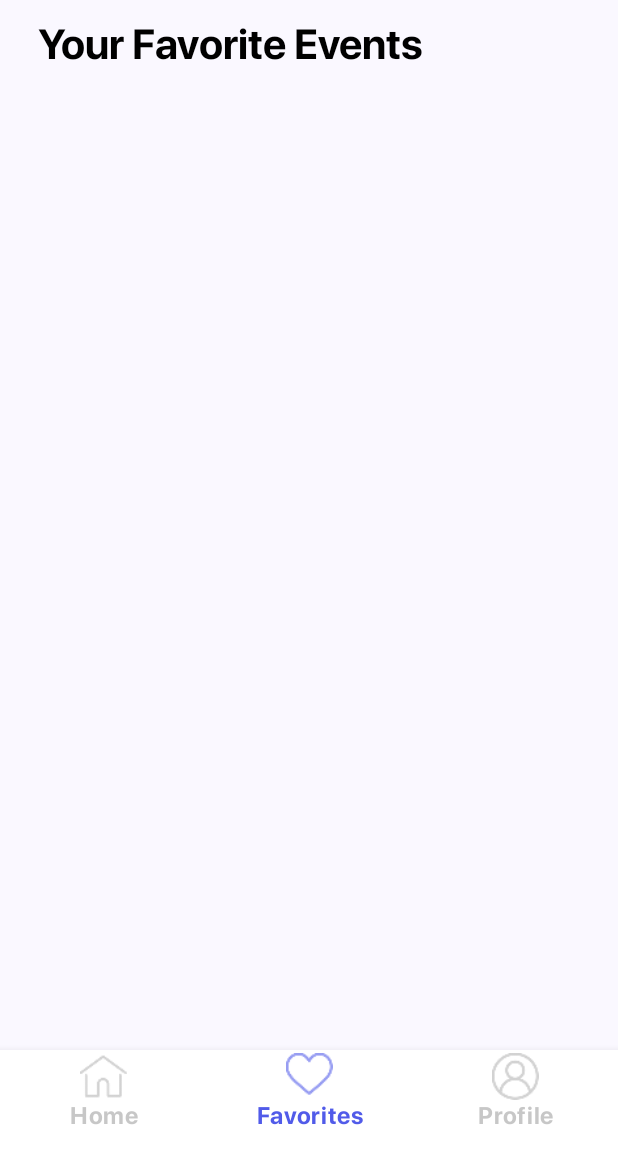
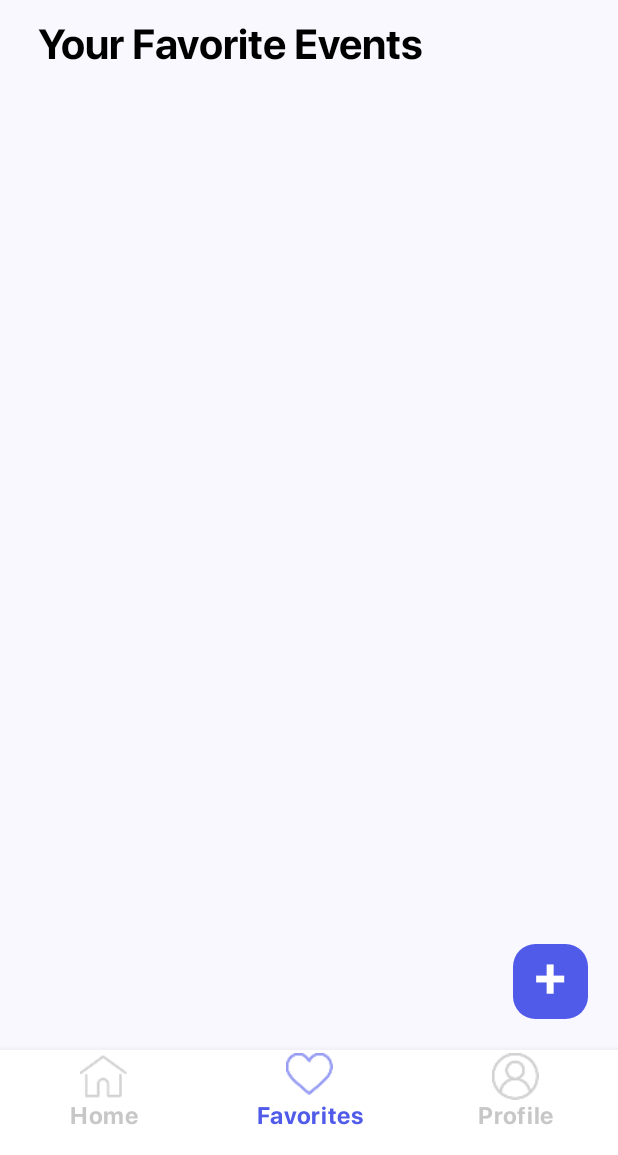
Before and after one commit to AndreeaIlie516/City-Pulse, an Android app built with Jetpack Compose: the favorites screen opened through its navigation route, on a phone screen of 412 x 824 dp, the part 81-1236 px from its top. Run offline under Robolectric (Android 15) with nearby library versions, the phone set to English and light mode, and no system bars.

Commit message:
AddButton added

```diff
--- a/app/src/main/AndroidManifest.xml
+++ b/app/src/main/AndroidManifest.xml
@@ -13,7 +13,7 @@
         android:theme="@style/Theme.App.Starting"
         tools:targetApi="33">
         <activity
-            android:name=".MainActivity"
+            android:name=".main.MainActivity"
             android:exported="true"
             android:label="@string/app_name"
             android:theme="@style/Theme.App.Starting">
--- a/app/src/main/java/com/android/citypulse/events/EventCell.kt
+++ b/app/src/main/java/com/android/citypulse/events/EventCell.kt
@@ -141,9 +141,7 @@ fun EventCellFavorite(
     event: Event,
     onClickEvent: () -> Unit,
     onClickEditEvent: () -> Unit
-
 ) {
-
     Row(
         modifier = Modifier
             .padding(top = 1.dp, bottom = 8.dp, start = 24.dp, end = 24.dp)
--- a/app/src/main/java/com/android/citypulse/favoriteevents/FavoriteEventsScreen.kt
+++ b/app/src/main/java/com/android/citypulse/favoriteevents/FavoriteEventsScreen.kt
@@ -1,39 +1,61 @@
 package com.android.citypulse.favoriteevents
 
+import androidx.compose.foundation.gestures.detectTapGestures
+import androidx.compose.foundation.layout.Box
 import androidx.compose.foundation.layout.Column
 import androidx.compose.foundation.layout.Row
+import androidx.compose.foundation.layout.Spacer
+import androidx.compose.foundation.layout.fillMaxSize
 import androidx.compose.foundation.layout.fillMaxWidth
+import androidx.compose.foundation.layout.height
 import androidx.compose.foundation.layout.padding
+import androidx.compose.foundation.layout.size
 import androidx.compose.foundation.lazy.LazyColumn
 import androidx.compose.foundation.lazy.items
+import androidx.compose.foundation.shape.AbsoluteRoundedCornerShape
+import androidx.compose.material3.Card
+import androidx.compose.material3.CardDefaults
 import androidx.compose.material3.MaterialTheme
 import androidx.compose.material3.Text
 import androidx.compose.runtime.Composable
+import androidx.compose.runtime.mutableStateOf
+import androidx.compose.runtime.remember
 import androidx.compose.runtime.snapshots.SnapshotStateMap
 import androidx.compose.ui.Alignment
+import androidx.compose.ui.Alignment.Companion.BottomEnd
 import androidx.compose.ui.Modifier
+import androidx.compose.ui.input.pointer.pointerInput
 import androidx.compose.ui.res.colorResource
 import androidx.compose.ui.res.stringResource
+import androidx.compose.ui.text.TextStyle
 import androidx.compose.ui.text.font.Font
 import androidx.compose.ui.text.font.FontFamily
 import androidx.compose.ui.text.style.TextAlign
 import androidx.compose.ui.unit.dp
+import androidx.compose.ui.unit.sp
+import androidx.navigation.NavController
 import com.android.citypulse.R
 import com.android.citypulse.events.Event
 import com.android.citypulse.events.EventCellFavorite
 import com.android.citypulse.events.EventViewModel
+import java.util.concurrent.CancellationException
 
 @Composable
 fun FavoriteEventsScreen(
     eventViewModel: EventViewModel,
-    modifier: Modifier = Modifier
+    modifier: Modifier = Modifier,
+    navController: NavController
 ) {
 
     Column(
         modifier = modifier
     ) {
         SetScreenTitle(modifier = modifier)
-        EventsList(favoriteList = eventViewModel.favoriteList, modifier = modifier)
+        EventsList(
+            favoriteList = eventViewModel.favoriteList,
+            modifier = modifier,
+            navController = navController
+        )
     }
 }
 
@@ -64,8 +86,10 @@ fun SetScreenTitle(modifier: Modifier = Modifier) {
 @Composable
 private fun EventsList(
     favoriteList: SnapshotStateMap<Event, Boolean>,
-    modifier: Modifier = Modifier
+    modifier: Modifier = Modifier,
+    navController: NavController
 ) {
+    Box(modifier = Modifier.fillMaxSize()) {
         LazyColumn(
             modifier = modifier
         ) {
@@ -75,7 +99,87 @@ private fun EventsList(
                         modifier = modifier,
                         event = event,
                         onClickEvent = {},
-                    onClickEditEvent = {}
+                        onClickEditEvent = {},
+                    )
+                }
+            }
+            item {
+                Spacer(modifier = Modifier.height(150.dp))
+            }
+        }
+        AddButton(
+            modifier = Modifier
+                .align(BottomEnd)
+                .padding(bottom = 45.dp, end = 10.dp),
+            navController = navController
+        )
+    }
+}
+
+@Composable
+private fun AddButton(
+    modifier: Modifier = Modifier,
+    navController: NavController
+) {
+    val touchedDown = remember { mutableStateOf(false) }
+
+    var backgroundColor = colorResource(id = R.color.purple)
+
+    if (touchedDown.value) {
+        backgroundColor = colorResource(id = R.color.purple_700)
+    }
+
+    Box(
+        modifier = modifier,
+        contentAlignment = BottomEnd
+    ) {
+        Card(
+            modifier = modifier
+                .pointerInput(Unit) {
+                    detectTapGestures(
+                        onPress = {
+                            // log
+                            touchedDown.value = true
+
+                            val released = try {
+                                tryAwaitRelease()
+                            } catch (c: CancellationException) {
+                                false
+                            }
+
+                            if (released) {
+                                //log
+
+                                touchedDown.value = false
+                                navController.navigate("add")
+                            }
+                        }
+                    )
+                }
+                .size(50.dp)
+                .align(BottomEnd),
+            shape = AbsoluteRoundedCornerShape(
+                topLeft = 15.dp,
+                topRight = 15.dp,
+                bottomLeft = 15.dp,
+                bottomRight = 15.dp
+            ),
+            colors = CardDefaults.cardColors(
+                containerColor = backgroundColor
+            )
+        ) {
+            Box(
+                modifier = Modifier
+                    .padding(start = 13.dp),
+                contentAlignment = Alignment.Center,
+            ) {
+                Text(
+                    text = stringResource(id = R.string.add_button_label),
+                    color = colorResource(id = R.color.white),
+                    style = TextStyle(
+                        fontSize = 35.sp,
+                        fontFamily = FontFamily(Font(R.font.sf_pro_display_bold))
+                    ),
                 )
             }
         }
--- a/app/src/main/java/com/android/citypulse/MainActivity.kt
+++ b/app/src/main/java/com/android/citypulse/main/MainActivity.kt
@@ -1,4 +1,4 @@
-package com.android.citypulse
+package com.android.citypulse.main
 
 import android.annotation.SuppressLint
 import android.os.Bundle
@@ -22,9 +22,10 @@ import androidx.compose.ui.text.style.TextAlign
 import androidx.compose.ui.unit.dp
 import androidx.core.splashscreen.SplashScreen.Companion.installSplashScreen
 import androidx.navigation.compose.rememberNavController
+import com.android.citypulse.R
 import com.android.citypulse.bottomnavigation.BottomNavigation
-import com.android.citypulse.bottomnavigation.NavigationGraph
 import com.android.citypulse.events.EventViewModel
+import com.android.citypulse.navigation.NavigationGraph
 import com.android.citypulse.ui.theme.CityPulseTheme
 
 class MainActivity : ComponentActivity() {
--- a/app/src/main/java/com/android/citypulse/MainViewModel.kt
+++ b/app/src/main/java/com/android/citypulse/main/MainViewModel.kt
@@ -1,4 +1,4 @@
-package com.android.citypulse
+package com.android.citypulse.main
 
 import androidx.lifecycle.ViewModel
 import androidx.lifecycle.viewModelScope
@@ -7,14 +7,14 @@ import kotlinx.coroutines.flow.MutableStateFlow
 import kotlinx.coroutines.flow.asStateFlow
 import kotlinx.coroutines.launch
 
-class MainViewModel: ViewModel() {
+class MainViewModel : ViewModel() {
 
     private val _isLoading = MutableStateFlow(true)
     val isLoading = _isLoading.asStateFlow()
 
     init {
         viewModelScope.launch {
-            delay (2000)
+            delay(2000)
             _isLoading.value = false
         }
     }
--- /dev/null
+++ b/app/src/main/java/com/android/citypulse/navigation/NavItem.kt
@@ -0,0 +1,6 @@
+package com.android.citypulse.navigation
+
+sealed class NavItem(var title: String, var screen_route: String) {
+    object Add : NavItem("Add", "add")
+
+}
--- a/app/src/main/java/com/android/citypulse/bottomnavigation/NavigationGraph.kt
+++ b/app/src/main/java/com/android/citypulse/navigation/NavigationGraph.kt
@@ -1,12 +1,14 @@
-package com.android.citypulse.bottomnavigation
+package com.android.citypulse.navigation
 
 import androidx.compose.runtime.Composable
 import androidx.navigation.NavHostController
 import androidx.navigation.compose.NavHost
 import androidx.navigation.compose.composable
+import com.android.citypulse.bottomnavigation.BottomNavItem
 import com.android.citypulse.events.EventViewModel
 import com.android.citypulse.favoriteevents.FavoriteEventsScreen
 import com.android.citypulse.popularevents.PopularEventsScreen
+import com.android.citypulse.privateevent.AddPrivateEventScreen
 import com.android.citypulse.profile.ProfileScreen
 
 @Composable
@@ -19,10 +21,13 @@ fun NavigationGraph(
             PopularEventsScreen(eventViewModel = eventViewModel)
         }
         composable(BottomNavItem.Favorites.screen_route) {
-            FavoriteEventsScreen(eventViewModel = eventViewModel)
+            FavoriteEventsScreen(eventViewModel = eventViewModel, navController = navController)
         }
         composable(BottomNavItem.Profile.screen_route) {
             ProfileScreen()
         }
+        composable(NavItem.Add.screen_route) {
+            AddPrivateEventScreen()
+        }
     }
 }
--- a/app/src/main/java/com/android/citypulse/popularevents/PopularEventsScreen.kt
+++ b/app/src/main/java/com/android/citypulse/popularevents/PopularEventsScreen.kt
@@ -34,7 +34,6 @@ fun PopularEventsScreen(
     eventViewModel: EventViewModel,
     modifier: Modifier = Modifier
 ) {
-
     Column(
         modifier = modifier
     ) {
--- a/app/src/main/res/values/strings.xml
+++ b/app/src/main/res/values/strings.xml
@@ -4,6 +4,7 @@
     <string name="popular_events_screen">Popular Events</string>
     <string name="favorite_events_screen">Your Favorite Events</string>
     <string name="profile_screen">Your Profile</string>
+    <string name="add_private_event_screen">Add a private event</string>
 
     <string name="first_event_time">27 Oct - 19:30</string>
     <string name="first_event_band">Coma + Om la Lună</string>
@@ -34,4 +35,7 @@
     <string name="edit_icon_description">Edit Icon</string>
     <string name="add_icon_description">Add Icon</string>
     <string name="delete_icon_description">Delete Icon</string>
+
+    <string name="add_button_identifier">[AddButton]</string>
+    <string name="add_button_label">+</string>
 </resources>
```
Also changed, not shown: app/src/main/java/com/android/citypulse/FavoriteEvent.kt (deleted, +0 -7 lines), app/src/main/java/com/android/citypulse/privateevent/AddPrivateEventScreen.kt (added, +58 -0 lines). Lines whose indentation alone changed are shown as unchanged.
